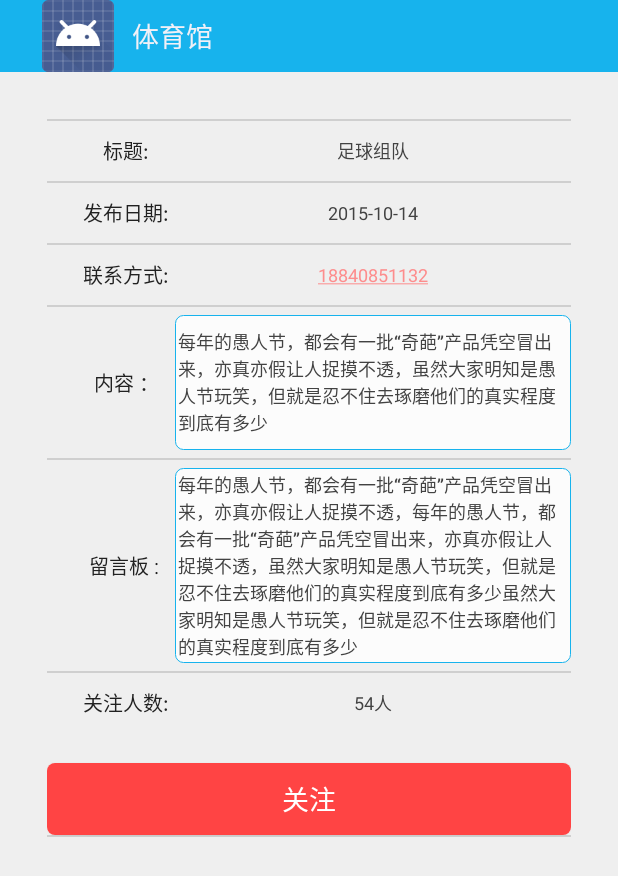
After one commit to Spground/tiyuguan, an Android app: the layout activity_post_detail.xml on its own in the app's theme, with its tools: preview values and no code run, on a phone screen of 412 x 824 dp. The commit adds this screen. Shown: the top 876 px of the screen. Run offline under Robolectric (Android 15) with nearby library versions, the phone set to English and light mode, and no system bars.

Commit message:
[Add]some new functions

```diff
--- a/app/src/main/AndroidManifest.xml
+++ b/app/src/main/AndroidManifest.xml
@@ -160,5 +160,7 @@
             android:enabled="true" />
         <!-- Service Service Service Service Service Service Service　Service -->
         <!-- ************************************************************************************* -->
+        <activity android:name=".activity.PostDetailActivity"></activity>
     </application>
+
 </manifest>
--- a/app/src/main/java/cn/edu/dlut/tiyuguan/activity/MakeReserveSuccessActivity.java
+++ b/app/src/main/java/cn/edu/dlut/tiyuguan/activity/MakeReserveSuccessActivity.java
@@ -1,6 +1,7 @@
 package cn.edu.dlut.tiyuguan.activity;
 
 import android.content.Intent;
+import android.database.sqlite.SQLiteDatabase;
 import android.os.Bundle;
 import android.view.View;
 import android.widget.Button;
@@ -8,13 +9,23 @@ import android.widget.TextView;
 
 import cn.edu.dlut.tiyuguan.R;
 import cn.edu.dlut.tiyuguan.base.BaseUi;
+import cn.edu.dlut.tiyuguan.bean.RemindBean;
+import cn.edu.dlut.tiyuguan.dao.DaoMaster;
+import cn.edu.dlut.tiyuguan.dao.DaoSession;
+import cn.edu.dlut.tiyuguan.dao.RemindBeanDao;
+import cn.edu.dlut.tiyuguan.global.NameConstant;
+import cn.edu.dlut.tiyuguan.util.ToastUtil;
 
-public class MakeReserveSuccessActivity extends BaseUi {
+public class MakeReserveSuccessActivity extends BaseUi implements BaseUi.AsyncLoadDataFromDBCallback {
+    private TextView orderId;
+    private String orderIdStr;
+    private RemindBeanDao remindBeanDao;
+    private DaoSession daoSession;
 
-    private String orderIdStr;
-    private TextView orderId;
+    private Button goHomeBtn, continueMakeReserveBtn, addRemindBtn;
 
-    private Button goHomeBtn,continueMakeReserveBtn;
+    private static long DEFAULT_ADVANCE = 30 * 60;//默认的提前量 30分钟
+
     @Override
     protected void onCreate(Bundle savedInstanceState) {
         super.onCreate(savedInstanceState);
@@ -23,30 +34,47 @@ public class MakeReserveSuccessActivity extends BaseUi {
         initView();
         orderIdStr = getIntent().getStringExtra("OrderId");
         orderId.setText("订单号: " + orderIdStr);
+        asynLoadDataFromDB(MakeReserveSuccessActivity.this, NameConstant.dbName);
     }
 
-    /****/
     private void initView() {
-        orderId = (TextView)findViewById(R.id.id_make_reserve_success_orderid_text_view);
-        goHomeBtn = (Button)findViewById(R.id.id_make_reserve_success_gohome_btn);
-        continueMakeReserveBtn = (Button)findViewById(R.id.id_make_reserve_success_continue_make_reserve_btn);
+
+        orderId = (TextView) findViewById(R.id.id_make_reserve_success_orderid_text_view);
+        goHomeBtn = (Button) findViewById(R.id.id_make_reserve_success_gohome_btn);
+        continueMakeReserveBtn = (Button) findViewById(R.id.id_make_reserve_success_continue_make_reserve_btn);
+        addRemindBtn = (Button) findViewById(R.id.addRemindBtn);
 
         goHomeBtn.setOnClickListener(new View.OnClickListener() {
             @Override
             public void onClick(View v) {
-                Intent intent = new Intent(MakeReserveSuccessActivity.this,MainActivity.class);
+                Intent intent = new Intent(MakeReserveSuccessActivity.this, MainActivity.class);
                 intent.setFlags(Intent.FLAG_ACTIVITY_CLEAR_TOP);
                 startActivity(intent);
             }
         });
-        continueMakeReserveBtn.setOnClickListener(new View.OnClickListener(){
+        continueMakeReserveBtn.setOnClickListener(new View.OnClickListener() {
             @Override
             public void onClick(View v) {
-                Intent intent = new Intent(MakeReserveSuccessActivity.this,MakeReserveActivity.class);
+                Intent intent = new Intent(MakeReserveSuccessActivity.this, MakeReserveActivity.class);
                 intent.setFlags(Intent.FLAG_ACTIVITY_CLEAR_TOP);
                 startActivity(intent);
             }
         });
+        addRemindBtn.setOnClickListener(new View.OnClickListener() {
+            @Override
+            public void onClick(View v) {
+                if (remindBeanDao.insert(new RemindBean(null, DEFAULT_ADVANCE, MakeReserveSuccessActivity.this.orderIdStr)) > 0) {
+                    ToastUtil.showSuccessToast(MakeReserveSuccessActivity.this.getApplicationContext(), "添加提醒成功");
+                    MakeReserveSuccessActivity.this.addRemindBtn.setEnabled(false);
+                    MakeReserveSuccessActivity.this.addRemindBtn.setBackgroundColor(getResources().getColor(R.color.gray));
+                }
+            }
+        });
     }
 
+    @Override
+    public void asyncLoadDataFromDBCompleted(SQLiteDatabase database) {
+        daoSession = new DaoMaster(database).newSession();
+        remindBeanDao = daoSession.getRemindBeanDao();
+    }
 }
--- a/app/src/main/java/cn/edu/dlut/tiyuguan/activity/MapActivity.java
+++ b/app/src/main/java/cn/edu/dlut/tiyuguan/activity/MapActivity.java
@@ -27,6 +27,7 @@ import com.baidu.mapapi.model.LatLng;
 import android.app.ActionBar;
 import android.app.Activity;
 import android.app.Dialog;
+import android.content.Intent;
 import android.os.Bundle;
 import android.view.Gravity;
 import android.view.LayoutInflater;
@@ -39,7 +40,7 @@ import java.util.HashMap;
 import java.util.Map;
 
 public class MapActivity extends Activity implements BDLocationListener,
-        BaiduMap.OnMarkerClickListener, InfoWindow.OnInfoWindowClickListener {
+        BaiduMap.OnMarkerClickListener, InfoWindow.OnInfoWindowClickListener, View.OnClickListener {
     //成员变量
     private MapView mMapView = null;
     private Boolean isFirstLoc = true;
@@ -229,6 +230,12 @@ public class MapActivity extends Activity implements BDLocationListener,
     }
 
     @Override
+    public void onClick(View v) {
+        Intent intent = new Intent(this, PostDetailActivity.class);
+        startActivity(intent);
+    }
+
+    @Override
     public void onInfoWindowClick() {
         this.mBaiduMap.hideInfoWindow();
     }
@@ -236,9 +243,11 @@ public class MapActivity extends Activity implements BDLocationListener,
     private InfoWindow generateInfoWindow(LatLng pt, String info) {
         View view = View.inflate(this, R.layout.marker, null);
         ((TextView)view).setText(info);
+        view.setOnClickListener(this);
         InfoWindow infoWindow = new InfoWindow(view, pt, -150);
         return infoWindow;
     }
+
 
     /**
      * 根据经纬度返回model
--- a/app/src/main/java/cn/edu/dlut/tiyuguan/activity/OrderRemindActivity.java
+++ b/app/src/main/java/cn/edu/dlut/tiyuguan/activity/OrderRemindActivity.java
@@ -3,27 +3,30 @@ package cn.edu.dlut.tiyuguan.activity;
 import android.content.DialogInterface;
 import android.database.sqlite.SQLiteDatabase;
 import android.os.Bundle;
-import android.os.HandlerThread;
+import android.os.Handler;
+import android.os.Message;
 import android.view.View;
 import android.view.ViewGroup;
 import android.widget.AdapterView;
 import android.widget.BaseAdapter;
 import android.widget.Button;
-import android.widget.ImageView;
 import android.widget.ListView;
 import android.widget.TextView;
 
+import java.lang.ref.WeakReference;
 import java.util.ArrayList;
 import java.util.List;
 
 import cn.edu.dlut.tiyuguan.R;
+import cn.edu.dlut.tiyuguan.base.BaseAuth;
 import cn.edu.dlut.tiyuguan.base.BaseUi;
-import cn.edu.dlut.tiyuguan.bean.OrderBean;
 import cn.edu.dlut.tiyuguan.bean.RemindBean;
 import cn.edu.dlut.tiyuguan.dao.DaoMaster;
 import cn.edu.dlut.tiyuguan.dao.DaoSession;
 import cn.edu.dlut.tiyuguan.dao.RemindBeanDao;
 import cn.edu.dlut.tiyuguan.global.NameConstant;
+import cn.edu.dlut.tiyuguan.model.Record;
+import cn.edu.dlut.tiyuguan.util.AppUtil;
 
 public class OrderRemindActivity extends BaseUi implements BaseUi.AsyncLoadDataFromDBCallback,
         AdapterView.OnItemLongClickListener, View.OnClickListener {
@@ -32,8 +35,9 @@ public class OrderRemindActivity extends BaseUi implements BaseUi.AsyncLoadDataF
     List<RemindBean> dataSet;
     RemindBeanDao remindBeanDao;
     DaoSession daoSession;
+    Button addRemindBtn;
 
-    Button addRemindBtn;
+    MHandler mHandler = new MHandler(this);
     @Override
     protected void onCreate(Bundle savedInstanceState) {
         super.onCreate(savedInstanceState);
@@ -42,6 +46,7 @@ public class OrderRemindActivity extends BaseUi implements BaseUi.AsyncLoadDataF
         init();
         showProgressDlg();
         asynLoadDataFromDB(this, NameConstant.dbName);
+        mHandler.sendMessageDelayed(Message.obtain(), 900L);
     }
 
     private void init() {
@@ -133,16 +138,30 @@ public class OrderRemindActivity extends BaseUi implements BaseUi.AsyncLoadDataF
                 viewHolder.venuesNameTextView = (TextView) convertView.findViewById(R.id.id_activity_record_list_listview_item_text_view_venues_name);
                 viewHolder.venuesLocationTextView = (TextView) convertView.findViewById(R.id.id_activity_record_list_listview_item_text_view_venues_location);
                 viewHolder.orderTimePeriodTextView = (TextView) convertView.findViewById(R.id.id_activity_record_list_listview_item_record_time_period);
+                viewHolder.leftTimeTextView = (TextView)convertView.findViewById(R.id.leftTime);
                 convertView.setTag(viewHolder);
             } else {
                 viewHolder = (ViewHolder)convertView.getTag();
             }
-            OrderBean orderBean = OrderRemindActivity.this.dataSet.get(position).getOrderBean();
-            if(orderBean != null) {
-                viewHolder.orderIdTextView.setText(orderBean.getOrderId());
-                viewHolder.orderTimePeriodTextView.setText(orderBean.getStartTime() + " 至 " + orderBean.getEndTime() );
-                viewHolder.remindId = OrderRemindActivity.this.dataSet.get(position).getId();
+
+            Record order = BaseAuth.getUser().getRecordMap().get(OrderRemindActivity.this.dataSet.get(position).getOrderId());
+            if(order != null) {
+                viewHolder.orderIdTextView.setText(order.getRecordId());
+                viewHolder.venuesLocationTextView.setText(String.format("%d", order.getLocationId()));
+                viewHolder.orderTimePeriodTextView.setText(
+                        String.format("%s 至 %s", AppUtil.timeStamp2timeStr(order.getStartTime(), null),
+                                AppUtil.timeStamp2timeStr(order.getEndTime(), null))
+                );
+                long leftSeconds = (order.getStartTime() - System.currentTimeMillis() / 1000);
+                int leftHours = (int)(leftSeconds / 3600);
+                int leftMins = (int)((leftSeconds - leftHours * 3600) / 60);
+                leftSeconds = leftSeconds - (leftHours * 3600 + leftMins * 60);
+                viewHolder.leftTimeTextView.setText(String.format("倒计时: %02d:%02d:%02d",
+                        leftHours, leftMins, leftSeconds
+                        ));
+                viewHolder.venuesNameTextView.setText(order.getVenuesName());
             }
+            viewHolder.remindId = OrderRemindActivity.this.dataSet.get(position).getId();
             convertView.setId(position);
             return convertView;
         }
@@ -153,6 +172,25 @@ public class OrderRemindActivity extends BaseUi implements BaseUi.AsyncLoadDataF
         TextView venuesNameTextView;
         TextView venuesLocationTextView;
         TextView orderTimePeriodTextView;
+        TextView leftTimeTextView;
         Long remindId;
     }
+
+    static class MHandler extends Handler {
+        WeakReference<OrderRemindActivity> ref;
+
+        MHandler(OrderRemindActivity activity) {
+            ref = new WeakReference<>(activity);
+        }
+
+        @Override
+        public void handleMessage(Message msg) {
+            super.handleMessage(msg);
+            OrderRemindActivity activity = ref.get();
+            if(activity != null) {
+                activity.mAdapter.notifyDataSetChanged();
+                activity.mHandler.sendMessageDelayed(Message.obtain(), 900L);
+            }
+        }
+    }
 }
--- /dev/null
+++ b/app/src/main/java/cn/edu/dlut/tiyuguan/activity/PostDetailActivity.java
@@ -0,0 +1,17 @@
+package cn.edu.dlut.tiyuguan.activity;
+
+import android.app.Activity;
+import android.os.Bundle;
+
+import cn.edu.dlut.tiyuguan.R;
+import cn.edu.dlut.tiyuguan.base.BaseUi;
+
+public class PostDetailActivity extends BaseUi {
+
+    @Override
+    protected void onCreate(Bundle savedInstanceState) {
+        super.onCreate(savedInstanceState);
+        setContentView(R.layout.activity_post_detail);
+        initActionBar("发布详情");
+    }
+}
--- a/app/src/main/res/drawable/shape_default_edit_text.xml
+++ b/app/src/main/res/drawable/shape_default_edit_text.xml
@@ -5,10 +5,10 @@
 			<solid
 				android:color="#FCFCFC"/>
 			<corners
-				android:bottomRightRadius="5dip"
-				android:bottomLeftRadius="5dip"
-				android:topLeftRadius="5dip"
-				android:topRightRadius="5dip"/>
+				android:bottomRightRadius="5dp"
+				android:bottomLeftRadius="5dp"
+				android:topLeftRadius="5dp"
+				android:topRightRadius="5dp"/>
 			<stroke
 				android:width="0.5px"
 				android:color="@color/btn_blue_normal"/>
--- a/app/src/main/res/layout/activity_make_reserve.xml
+++ b/app/src/main/res/layout/activity_make_reserve.xml
@@ -131,7 +131,6 @@
               android:gravity="center|center"
               android:entries="@array/duration"
               android:popupBackground="@color/main_color"
-              style="@android:style/Widget.DeviceDefault.Spinner"
               >
           </Spinner>
       </LinearLayout>
--- a/app/src/main/res/layout/activity_make_reserve_success.xml
+++ b/app/src/main/res/layout/activity_make_reserve_success.xml
@@ -51,6 +51,8 @@
             android:layout_width="wrap_content"
             android:layout_height="wrap_content"
             android:text="回到首页"
+            android:textSize="16sp"
+            android:background="@drawable/selector_basic_btn"
             android:layout_weight="1.0"
             />
         <Button
@@ -58,7 +60,18 @@
             android:layout_width="wrap_content"
             android:layout_height="wrap_content"
             android:text="继续预定"
+            android:textSize="16sp"
+            android:background="@drawable/selector_basic_btn"
             android:layout_weight="1.0"
             />
     </LinearLayout>
+    <Button
+        android:layout_marginTop="20dp"
+        android:layout_width="match_parent"
+        android:layout_height="wrap_content"
+        android:id="@+id/addRemindBtn"
+        android:background="@drawable/selector_basic_btn"
+        android:textSize="16sp"
+        android:text="到点提醒我"
+        />
 </LinearLayout>
--- /dev/null
+++ b/app/src/main/res/layout/activity_post_detail.xml
@@ -0,0 +1,255 @@
+<?xml version="1.0" encoding="utf-8"?>
+<LinearLayout xmlns:android="http://schemas.android.com/apk/res/android"
+    xmlns:tools="http://schemas.android.com/tools"
+    android:layout_width="match_parent"
+    android:layout_height="match_parent"
+    android:background="@color/light_gray"
+    android:orientation="vertical"
+    android:paddingBottom="@dimen/activity_vertical_margin"
+    android:paddingLeft="@dimen/activity_horizontal_margin"
+    android:paddingRight="@dimen/activity_horizontal_margin"
+    android:paddingTop="@dimen/activity_vertical_margin"
+    tools:context="cn.edu.dlut.tiyuguan.activity.PostDetailActivity">
+
+    <LinearLayout
+        android:layout_width="match_parent"
+        android:layout_height="wrap_content"
+        android:orientation="vertical"
+        android:paddingLeft="15dp"
+        android:paddingRight="15dp">
+        <!-- divider-->
+        <View
+            android:layout_width="match_parent"
+            android:layout_height="2px"
+            android:layout_marginTop="15dp"
+            android:background="@color/gray" />
+
+        <LinearLayout
+            android:layout_width="match_parent"
+            android:layout_height="40dp"
+            android:gravity="center"
+            android:orientation="horizontal"
+            android:paddingLeft="20dp">
+
+            <TextView
+                android:layout_width="0dp"
+                android:layout_height="match_parent"
+                android:layout_weight="1"
+                android:gravity="center"
+                android:text="标题:"
+                android:textColor="@color/font_grey_900"
+                android:textSize="13sp" />
+
+            <TextView
+                android:id="@+id/title"
+                android:layout_width="0dp"
+                android:layout_height="match_parent"
+                android:layout_weight="4"
+                android:gravity="center"
+                android:text="足球组队"
+                android:textColor="@color/font_grey_800"
+                android:textSize="12sp"
+
+                />
+        </LinearLayout>
+
+        <View
+            android:layout_width="match_parent"
+            android:layout_height="2px"
+            android:background="@color/gray"
+
+            />
+
+        <LinearLayout
+            android:layout_width="match_parent"
+            android:layout_height="40dp"
+            android:gravity="center"
+            android:orientation="horizontal"
+            android:paddingLeft="20dp">
+
+            <TextView
+                android:layout_width="0dp"
+                android:layout_height="match_parent"
+                android:layout_weight="1"
+                android:gravity="center"
+                android:text="发布日期:"
+                android:textColor="@color/font_grey_900"
+                android:textSize="13sp" />
+
+            <TextView
+                android:id="@+id/postdate"
+                android:layout_width="0dp"
+                android:layout_height="match_parent"
+                android:layout_weight="4"
+                android:gravity="center"
+                android:text="2015-10-14"
+                android:textColor="@color/font_grey_800"
+                android:textSize="12sp" />
+        </LinearLayout>
+
+        <View
+            android:layout_width="match_parent"
+            android:layout_height="2px"
+            android:background="@color/gray"
+
+            />
+
+        <LinearLayout
+            android:layout_width="match_parent"
+            android:layout_height="40dp"
+            android:gravity="center"
+            android:orientation="horizontal"
+            android:paddingLeft="20dp">
+
+            <TextView
+                android:layout_width="0dp"
+                android:layout_height="match_parent"
+                android:layout_weight="1"
+                android:gravity="center"
+                android:text="联系方式:"
+                android:textColor="@color/font_grey_900"
+                android:textSize="13sp" />
+
+            <TextView
+                android:id="@+id/contact"
+                android:layout_width="0dp"
+                android:layout_height="match_parent"
+                android:layout_weight="4"
+                android:autoLink="phone"
+                android:textColorLink="@color/red"
+                android:gravity="center"
+                android:text="18840851132"
+                android:textColor="@color/font_grey_800"
+                android:textSize="12sp" />
+        </LinearLayout>
+
+        <!-- divider-->
+        <View
+            android:layout_width="match_parent"
+            android:layout_height="2px"
+            android:background="@color/gray" />
+
+        <LinearLayout
+            android:layout_width="match_parent"
+            android:layout_height="wrap_content"
+            android:gravity="center"
+            android:orientation="horizontal"
+            android:paddingBottom="5dp"
+            android:paddingLeft="20dp"
+            android:paddingTop="5dp">
+
+            <TextView
+                android:layout_width="0dp"
+                android:layout_height="match_parent"
+                android:layout_weight="1"
+                android:gravity="center"
+                android:text="内容 ："
+                android:textColor="@color/font_grey_900"
+                android:textSize="13sp"
+
+                />
+
+            <EditText
+                android:id="@+id/content"
+                android:layout_width="0dp"
+                android:layout_height="match_parent"
+                android:layout_weight="4"
+                android:background="@drawable/shape_default_edit_text"
+                android:editable="false"
+                android:inputType="none"
+                android:minLines="5"
+                android:padding="2dp"
+                android:text="每年的愚人节，都会有一批“奇葩”产品凭空冒出来，亦真亦假让人捉摸不透，虽然大家明知是愚人节玩笑，但就是忍不住去琢磨他们的真实程度到底有多少"
+                android:textColor="@color/font_grey_800"
+                android:textSize="12sp" />
+        </LinearLayout>
+        <!-- divider-->
+
+        <!-- divider-->
+        <View
+            android:layout_width="match_parent"
+            android:layout_height="2px"
+            android:background="@color/gray" />
+
+        <LinearLayout
+            android:layout_width="match_parent"
+            android:layout_height="wrap_content"
+            android:gravity="center"
+            android:orientation="horizontal"
+            android:paddingBottom="5dp"
+            android:paddingLeft="20dp"
+            android:paddingTop="5dp">
+
+            <TextView
+                android:layout_width="0dp"
+                android:layout_height="match_parent"
+                android:layout_weight="1"
+                android:gravity="center"
+                android:text="留言板 : "
+                android:textColor="@color/font_grey_900"
+                android:textSize="13sp" />
+
+            <EditText
+                android:id="@+id/leavemessage"
+                android:layout_width="0dp"
+                android:layout_height="match_parent"
+                android:layout_weight="4"
+                android:background="@drawable/shape_default_edit_text"
+                android:minLines="5"
+                android:padding="2dp"
+                android:editable="false"
+                android:text="每年的愚人节，都会有一批“奇葩”产品凭空冒出来，亦真亦假让人捉摸不透，每年的愚人节，都会有一批“奇葩”产品凭空冒出来，亦真亦假让人捉摸不透，虽然大家明知是愚人节玩笑，但就是忍不住去琢磨他们的真实程度到底有多少虽然大家明知是愚人节玩笑，但就是忍不住去琢磨他们的真实程度到底有多少"
+                android:textColor="@color/font_grey_800"
+                android:textSize="12sp" />
+        </LinearLayout>
+
+        <View
+            android:layout_width="match_parent"
+            android:layout_height="2px"
+            android:background="@color/gray"
+
+            />
+
+        <LinearLayout
+            android:layout_width="match_parent"
+            android:layout_height="40dp"
+            android:gravity="center"
+            android:orientation="horizontal"
+            android:paddingLeft="20dp">
+
+            <TextView
+                android:layout_width="0dp"
+                android:layout_height="match_parent"
+                android:layout_weight="1"
+                android:gravity="center"
+                android:text="关注人数:"
+                android:textColor="@color/font_grey_900"
+                android:textSize="13sp" />
+
+            <TextView
+                android:id="@+id/startcount"
+                android:layout_width="0dp"
+                android:layout_height="match_parent"
+                android:layout_weight="4"
+                android:gravity="center"
+                android:text="54人"
+                android:textColor="@color/font_grey_800"
+                android:textSize="12sp" />
+        </LinearLayout>
+
+        <Button
+            android:id="@+id/star"
+            android:layout_width="match_parent"
+            android:layout_height="wrap_content"
+            android:layout_marginTop="20dp"
+            android:background="@drawable/selector_exit_button"
+            android:text="关注"
+            android:textColor="@color/white"
+            android:textSize="@dimen/text_basic_size" />
+        <!-- divider-->
+        <View
+            android:layout_width="match_parent"
+            android:layout_height="2px"
+            android:background="@color/gray" />
+    </LinearLayout>
+</LinearLayout>
--- a/app/src/main/res/layout/listview_orderremind_item.xml
+++ b/app/src/main/res/layout/listview_orderremind_item.xml
@@ -174,11 +174,13 @@
                         />
                 </LinearLayout>
                 <TextView
+                    android:id="@+id/leftTime"
                     android:layout_marginTop="5dp"
                     android:layout_width="match_parent"
                     android:layout_height="30dp"
-                    android:textColor="@color/red"
+                    android:textColor="@android:color/holo_red_light"
                     android:text="倒计时: 15 分钟"
+                    android:textSize="18sp"
                     android:gravity="center"
                     />
             </LinearLayout>
```
Also changed, not shown: 1 other file.
